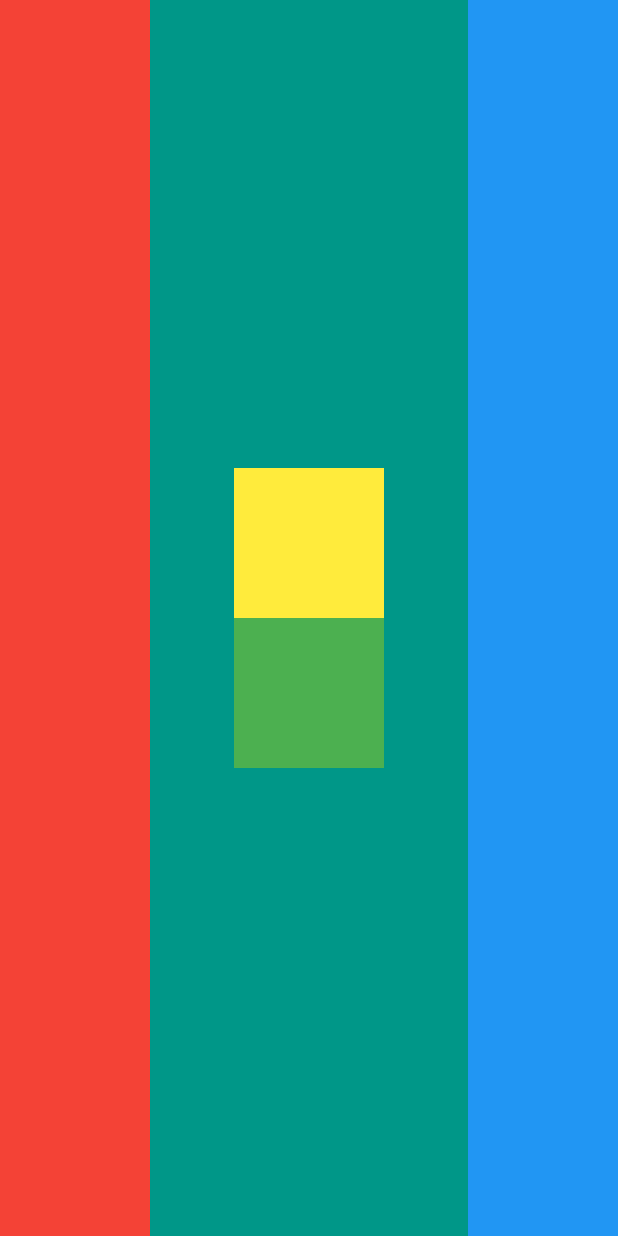
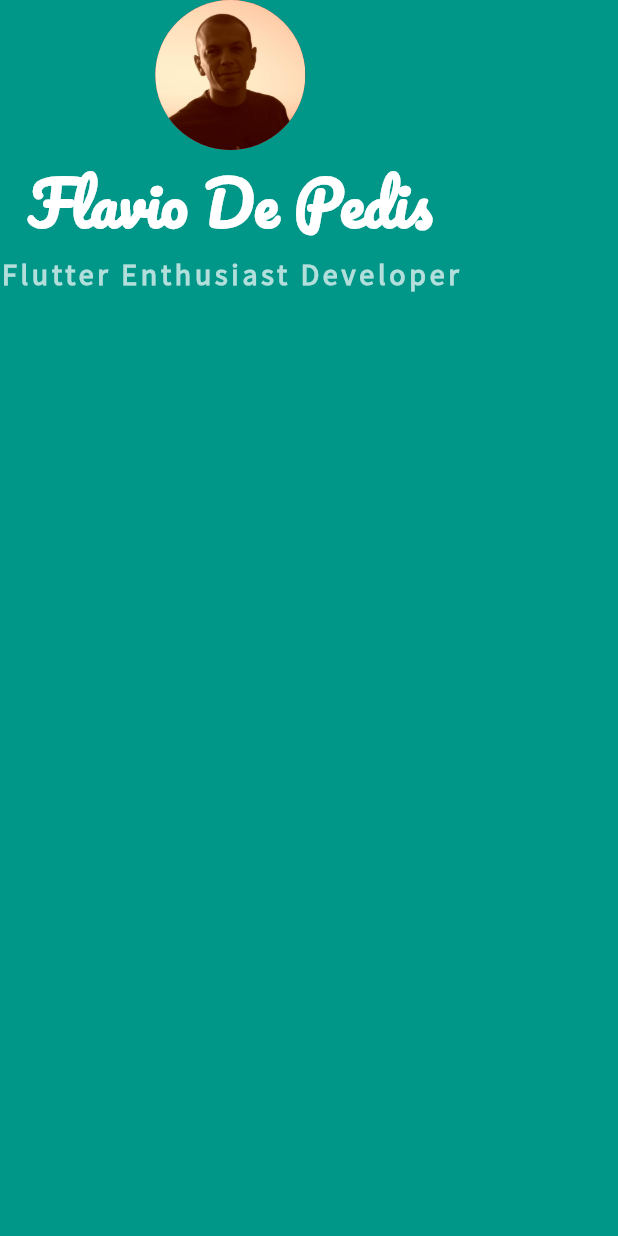
Before and after one commit to fdepedis/flutter_micard, a Flutter app: the screen it shows after launch, on a phone screen of 412 x 824 dp. Run offline on Flutter 3.47's test engine with Material 2 defaults, Android fonts, the phone set to English and light mode, and no system bars.

Commit message:
Lesson 49

```diff
--- a/lib/main.dart
+++ b/lib/main.dart
@@ -45,79 +45,37 @@ class _MyHomePageState extends State<MyHomePage> {
       ),*/
       backgroundColor: Colors.teal,
       body: SafeArea(
-        child: Row(
+        child: Column(
           //mainAxisSize: MainAxisSize.min,
           //verticalDirection: VerticalDirection.up,
-          mainAxisAlignment: MainAxisAlignment.spaceBetween,
+          //mainAxisAlignment: MainAxisAlignment.spaceBetween,
           //crossAxisAlignment: CrossAxisAlignment.stretch,
           children: <Widget>[
-            Container(
-              width: 100.0,
-              //height: 100.0,
-              //margin: EdgeInsets.only(left: 30.0),
-              //padding: EdgeInsets.all(20.0),
-              color: Colors.red,
-              //child: Text('Container'),
+            CircleAvatar(
+              radius: 50.0,
+              backgroundImage: AssetImage('images/flax.jpg'),
             ),
-            SizedBox(
-              //height: 20.0,
-              width: 20.0,
+            Text(
+              'Flavio De Pedis',
+              style: TextStyle(
+                  fontFamily: 'Pacifico',
+                  fontSize: 40.0,
+                  color: Colors.white,
+                  fontWeight: FontWeight.bold),
             ),
-            Column(
-              mainAxisAlignment: MainAxisAlignment.center,
-              children: [
-                Container(
-                  width: 100.0,
-                  height: 100.0,
-                  color: Colors.yellow,
-                  //child: Text('Container'),
-                ),
-                Container(
-                  width: 100.0,
-                  height: 100.0,
-                  color: Colors.green,
-                  //child: Text('Container'),
-                ),
-              ],
+            Text(
+              'Flutter Enthusiast Developer',
+              style: TextStyle(
+                fontFamily: 'Source Sans Pro',
+                fontSize: 20.0,
+                color: Colors.teal[100], //color: Colors.shade100,
+                letterSpacing: 2.5,
+                fontWeight: FontWeight.bold,
+              ),
             ),
-            SizedBox(
-              //height: 20.0,
-              width: 20.0,
-            ),
-            Container(
-              width: 100.0,
-              //height: 100.0,
-              color: Colors.blue,
-              //child: Text('Container'),
-            ),
-            /*Container(
-              width: double.infinity,
-              height: 10.0,
-            ),// infinity container*/
           ],
         ),
       ),
-      /*body: Center(
-        child: Center(
-          child: Column(
-            mainAxisAlignment: MainAxisAlignment.center,
-            children: <Widget>[
-              Text(
-                'You have pushed the button this many times:',
-              ),
-              Text(
-                '$_counter',
-                style: Theme.of(context).textTheme.headline4,
-              ),
-            ],
-          ),
-        ),
-      ),*/
-      /*floatingActionButton: FloatingActionButton(
-        onPressed: _incrementCounter,
-        tooltip: 'Increment',
-        child: Icon(Icons.add),
-      ),*/ // This trailing comma makes auto-formatting nicer for build methods.
     );
   }
 }
```
Also changed, not shown: pubspec.yaml (+9 -47 lines), fonts/Pacifico-Regular.ttf (added), fonts/SourceSansPro-Regular.ttf (added), images/flax.jpg (added).
